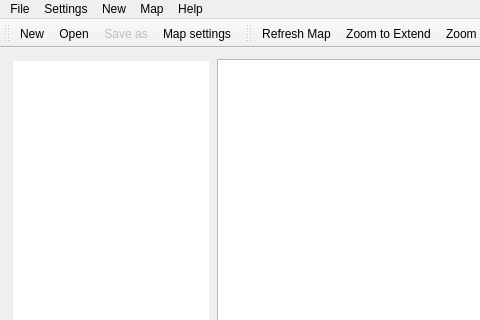
Before: the Qt Designer form mainwindow.ui in QMapfileEditor/QMapfileEditor, drawn with Qt 5; both pictures show x 0 to 480 and y 0 to 320 of the 875 by 651 pixel window.
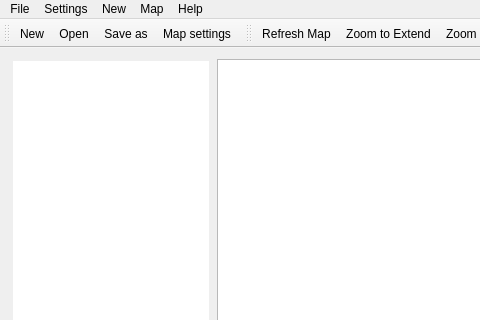
After: the same form once the commit is applied. Icons and pictures are not drawn.

The edit to the form file:
```diff
--- a/mainwindow.ui
+++ b/mainwindow.ui
@@ -366,7 +366,7 @@
   </action>
   <action name="actionSaveAs">
    <property name="enabled">
-    <bool>false</bool>
+    <bool>true</bool>
    </property>
    <property name="icon">
     <iconset resource="resources.qrc">
```
Left out of the diff: 2 changed lines with no effect on the pictures.
